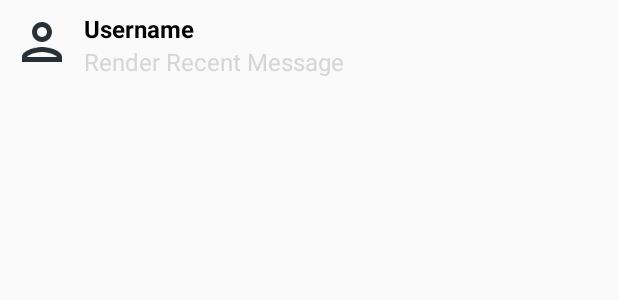
After one commit to ajiwnl/HelpKonnect-Android, an Android app: the layout user_list_item.xml on its own in the app's theme, with its tools: preview values and no code run, on a phone screen of 412 x 824 dp. The commit adds this screen. Shown: the top 300 px of the screen. Run offline under Robolectric (Android 15) with nearby library versions, the phone set to English and light mode, and no system bars; network calls fail.

Commit message:
Rendering of Users/Channels

```diff
--- a/app/src/main/res/layout/fragment_messaging.xml
+++ b/app/src/main/res/layout/fragment_messaging.xml
@@ -5,8 +5,8 @@
     android:layout_height="match_parent"
     tools:context=".MessageFragment">
 
-    <io.getstream.chat.android.ui.feature.channels.list.ChannelListView
-        android:id="@+id/channelListView"
+    <androidx.recyclerview.widget.RecyclerView
+        android:id="@+id/user_list_recycler_view"
         android:layout_width="match_parent"
         android:layout_height="match_parent" />
 
--- /dev/null
+++ b/app/src/main/res/layout/user_list_item.xml
@@ -0,0 +1,39 @@
+<?xml version="1.0" encoding="utf-8"?>
+<LinearLayout xmlns:android="http://schemas.android.com/apk/res/android"
+    android:layout_width="match_parent"
+    android:layout_height="wrap_content"
+    android:orientation="horizontal"
+    android:padding="8dp">
+
+    <ImageView
+        android:id="@+id/user_profile_image"
+        android:layout_width="40dp"
+        android:layout_height="40dp"
+        android:layout_marginEnd="8dp"
+        android:scaleType="centerCrop"
+        android:src="@drawable/userprofileicon" />
+
+    <LinearLayout
+        android:layout_width="wrap_content"
+        android:layout_height="wrap_content"
+        android:orientation="vertical">
+
+        <TextView
+            android:id="@+id/user_display_name"
+            android:layout_width="wrap_content"
+            android:layout_height="wrap_content"
+            android:text="Username"
+            android:textSize="16sp"
+            android:textStyle="bold"
+            android:textColor="@android:color/black" />
+
+        <TextView
+            android:id="@+id/recent_message"
+            android:layout_width="wrap_content"
+            android:layout_height="wrap_content"
+            android:text="Render Recent Message"
+            android:textSize="16sp"
+            android:textColor="@color/stream_gray_dark" />
+
+    </LinearLayout>
+</LinearLayout>
```
Also changed, not shown: app/src/main/java/com/helpkonnect/mobileapp/MessageFragment.java (+56 -33 lines), app/src/main/java/com/helpkonnect/mobileapp/UserAdapter.java (added, +57 -0 lines), app/src/main/java/com/helpkonnect/mobileapp/UserList.java (added, +25 -0 lines).
